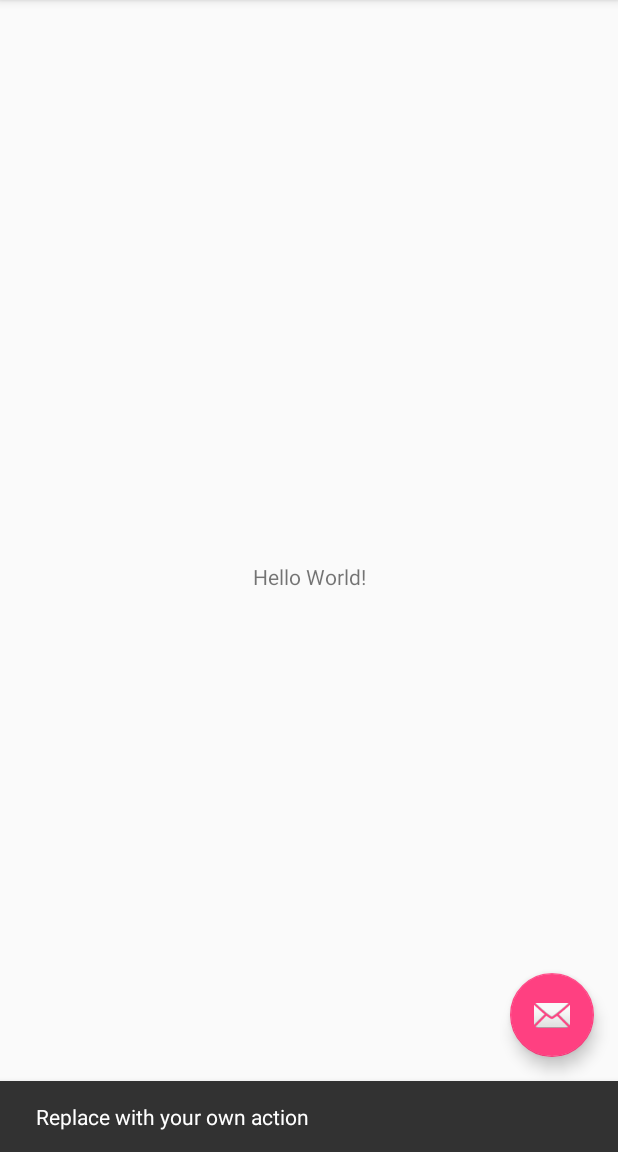
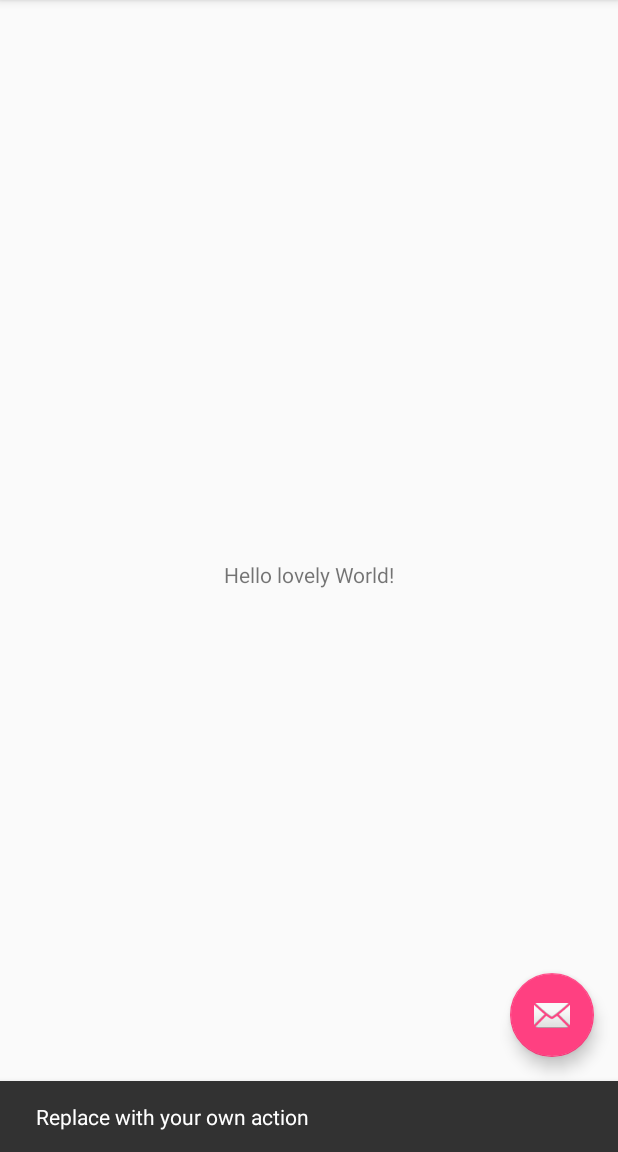
Before and after one commit to cmarinescolatreball/MyApplicationPrueba, an Android app: the screen it shows after launch (MainActivity), after a tap on an icon or button, on a phone screen of 412 x 824 dp, the part 84-1236 px from its top. Run offline under Robolectric (Android 15) with nearby library versions, the phone set to English and light mode, and no system bars.

Commit message:
New branch created Feature-A

```diff
--- a/app/src/main/res/layout/content_main.xml
+++ b/app/src/main/res/layout/content_main.xml
@@ -10,8 +10,8 @@
 
     <TextView
         android:layout_width="wrap_content"
-        android:layout_height="wrap_content"
-        android:text="Hello World!"
+        android:layout_height="22dp"
+        android:text="Hello lovely World!"
         app:layout_constraintBottom_toBottomOf="parent"
         app:layout_constraintLeft_toLeftOf="parent"
         app:layout_constraintRight_toRightOf="parent"
```
